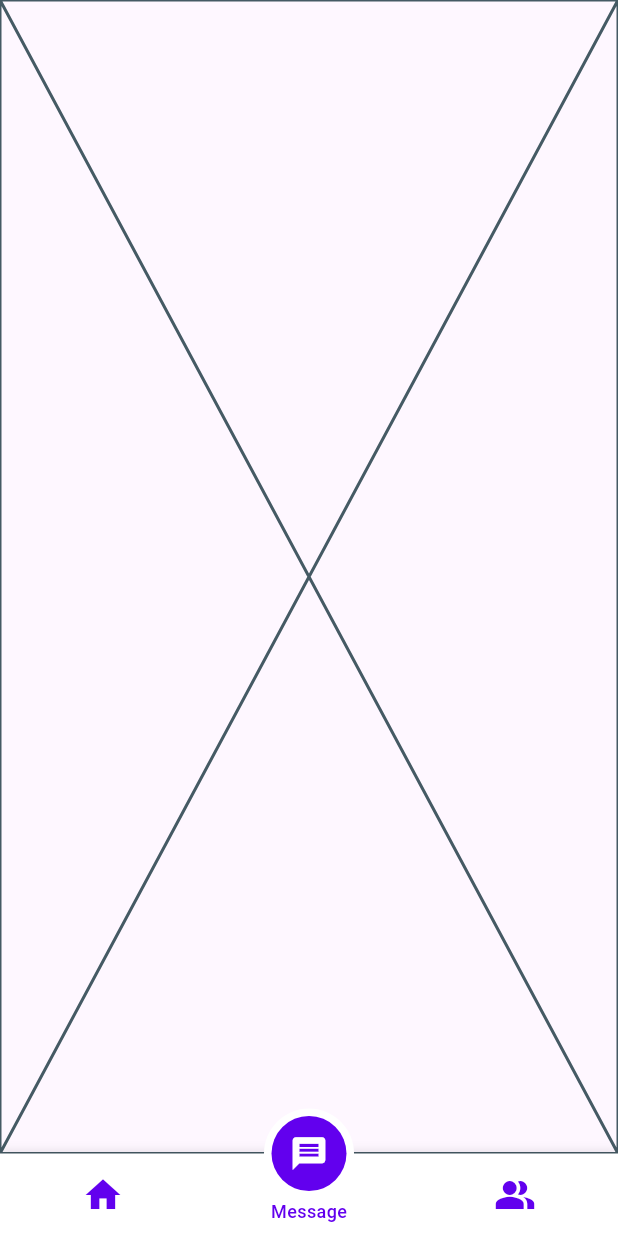
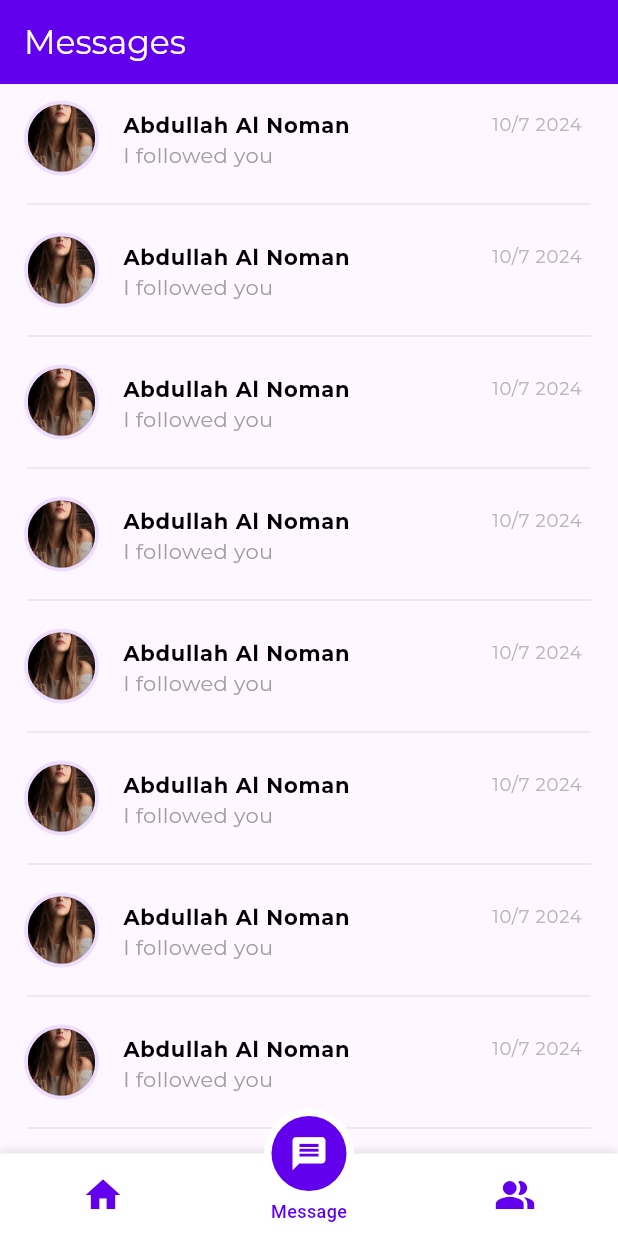
Before and after one commit to EngNomanMolla/RoomChat, a Flutter app: the screen it shows after launch, item 2 of the bottom bar chosen, on a phone screen of 412 x 824 dp. Run offline on Flutter 3.47's test engine with Material 3 defaults, Android fonts, the phone set to English and light mode, and no system bars; our stand-ins replace country_code_picker, flutter_otp_text_field, get, loading_indicator, motion_tab_bar; project files that could hold a hidden picture were left out.

Commit message:
Added Message

```diff
--- a/lib/app/ui/android/screens/home/home_screen.dart
+++ b/lib/app/ui/android/screens/home/home_screen.dart
@@ -10,6 +10,7 @@ class HomeScreen extends StatelessWidget {
     return DefaultTabController(
       length: 2,
       child: Scaffold(
+       // backgroundColor: Colors.grey[200],
         appBar: AppBar(
           title: const Text(
             'Chat Room',
--- a/lib/app/ui/android/screens/message/message_screen.dart
+++ b/lib/app/ui/android/screens/message/message_screen.dart
@@ -1,9 +1,57 @@
+import 'package:chat_room/app/ui/themes/colors.dart';
+import 'package:chat_room/app/ui/themes/text_styles.dart';
 import 'package:flutter/material.dart';
 class MessageScreen extends StatelessWidget {
   const MessageScreen({super.key});
 
   @override
   Widget build(BuildContext context) {
-    return const Placeholder();
+    return Scaffold(
+      appBar: AppBar(
+        backgroundColor: AllColors.primaryColor,
+        title: const Text(
+          'Messages',
+          style: TextStyle(
+            fontFamily: 'Montserrat',
+            color: AllColors.whiteColor,
+          ),
+        ),
+      ),
+      body: ListView.separated(
+          itemCount: 10,
+          itemBuilder: (context,index){
+            return ListTile(
+              leading: CircleAvatar(
+                backgroundColor: AllColors.primaryColor.withOpacity(0.1),
+                radius: 25.0,
+                child:ClipRRect(
+                    borderRadius: BorderRadius.circular(100.0),
+                    child: Image.asset("assets/images/jpg/girl.jpg",height: 45.0,width: 45.0,fit: BoxFit.cover))) ,
+
+              title: Row(
+
+                  mainAxisAlignment: MainAxisAlignment.spaceBetween,
+                  children: [
+                Text("Abdullah Al Noman",style: AllTextStyles.titleBlackBoldTextStyle.copyWith(fontSize: 14.0)),
+                Text("10/7 2024",style: TextStyle(
+                  color: AllColors.greyColor,
+                  fontSize: 12.0,
+                  fontFamily: 'Montserrat'
+                ))
+              ]),
+              subtitle: Text("I followed you",style: TextStyle(
+                color: Colors.grey,
+                fontFamily: "Montserrat"
+              )),
+            );
+          }, separatorBuilder: (context,index){
+            return Divider(
+              color: AllColors.greyColor,
+              thickness: 0.3,
+              indent: 18.0,
+              endIndent: 18.0,
+            );
+      }),
+    );
   }
 }
--- a/pubspec.yaml
+++ b/pubspec.yaml
@@ -39,6 +39,7 @@ dependencies:
   get:
   flutter_otp_text_field: ^1.1.3+2
   motion_tab_bar: ^2.0.4
+  loading_indicator: ^3.1.1
 
 dev_dependencies:
   flutter_test:
@@ -63,9 +64,8 @@ flutter:
   uses-material-design: true
 
   # To add assets to your application, add an assets section, like this:
-  # assets:
-  #   - images/a_dot_burr.jpeg
-  #   - images/a_dot_ham.jpeg
+  assets:
+     - assets/images/jpg/
 
   # An image asset can refer to one or more resolution-specific "variants", see
   # https://flutter.dev/assets-and-images/#resolution-aware
```
Also changed, not shown: lib/app/ui/android/screens/home/mine/follow/follow_screen.dart (added, +9 -0 lines), lib/app/ui/android/screens/home/mine/mine_screen.dart (+65 -15 lines), lib/app/ui/android/screens/home/mine/recently/recently_screen.dart (added, +89 -0 lines), assets/images/jpg/girl.jpg (added), pubspec.lock.
